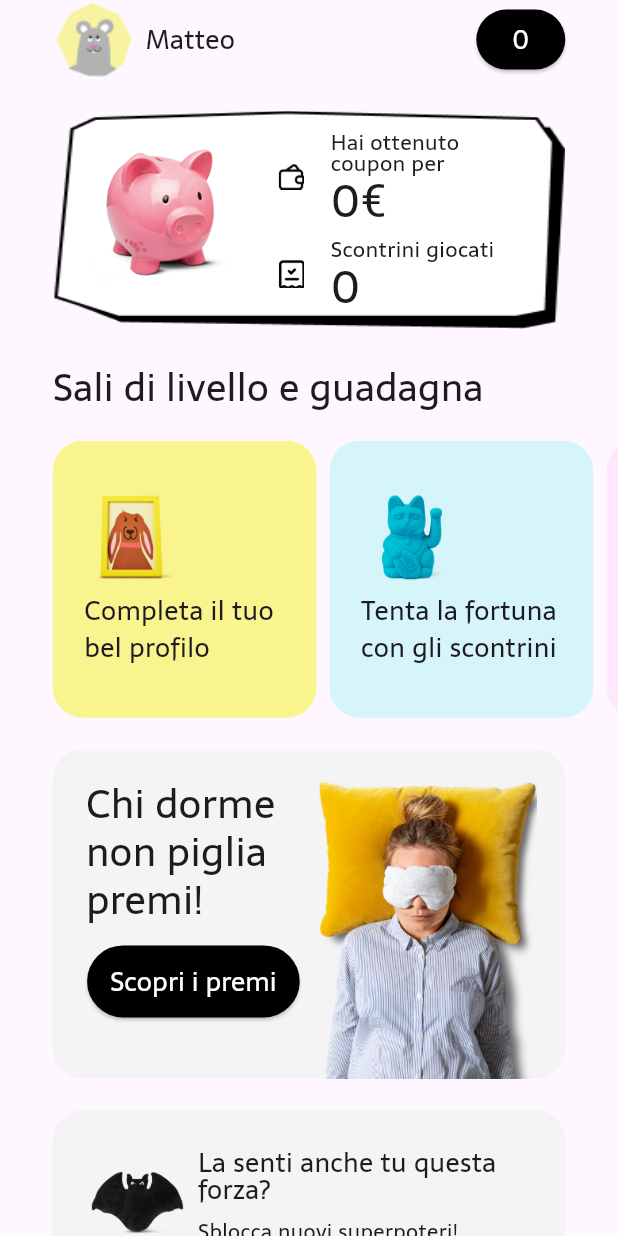
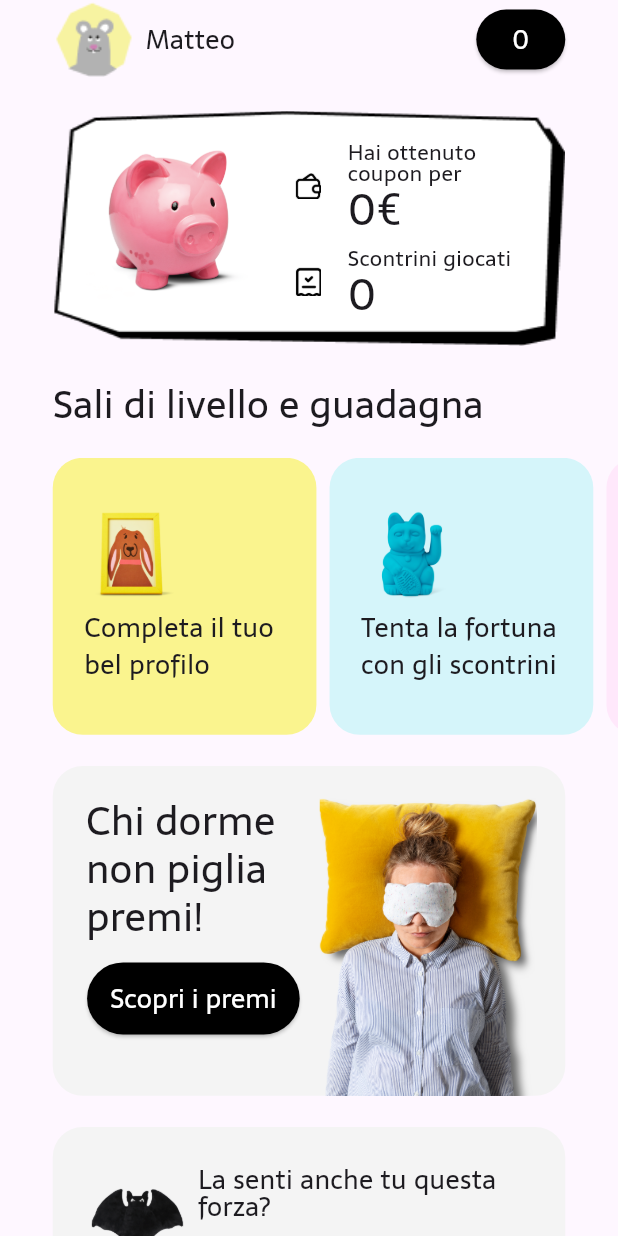
Before and after one commit to Danilospano00/DemoTigerHomePage, a Flutter app: the screen it shows after launch, on a phone screen of 412 x 824 dp. Run offline on Flutter 3.47's test engine with Material 2 defaults, Android fonts, the phone set to English and light mode, and no system bars; our stand-ins replace flutter_screenutil, get, shared_preferences.

Commit message:
feat: changed coupon card dimension

```diff
--- a/lib/view/widgets/coupon_card.dart
+++ b/lib/view/widgets/coupon_card.dart
@@ -11,8 +11,12 @@ class CouponCard extends StatelessWidget {
       padding: EdgeInsets.symmetric(
         horizontal: 32.w,
       ),
+      child: ConstrainedBox(
+        constraints: BoxConstraints(
+          maxHeight: 180.h,
+          minHeight: 167.h,
+        ),
         child: Container(
-        height: 167.h,
           decoration: const BoxDecoration(
             image: DecorationImage(
               image: AssetImage("assets/images/coupon_card_bg.png"),
@@ -57,6 +61,7 @@ class CouponCard extends StatelessWidget {
             ],
           ),
         ),
+      ),
     );
   }
 }
--- a/lib/view/widgets/sections/coupon_card_text_section.dart
+++ b/lib/view/widgets/sections/coupon_card_text_section.dart
@@ -42,7 +42,7 @@ class CouponCardTextSection extends StatelessWidget {
               Text(
                 value,
                 style: TextStyle(
-                  fontSize: 28.sp,
+                  fontSize: 27.sp,
                   height: 0.9,
                 ),
               ),
```
Lines whose indentation alone changed are shown as unchanged.
